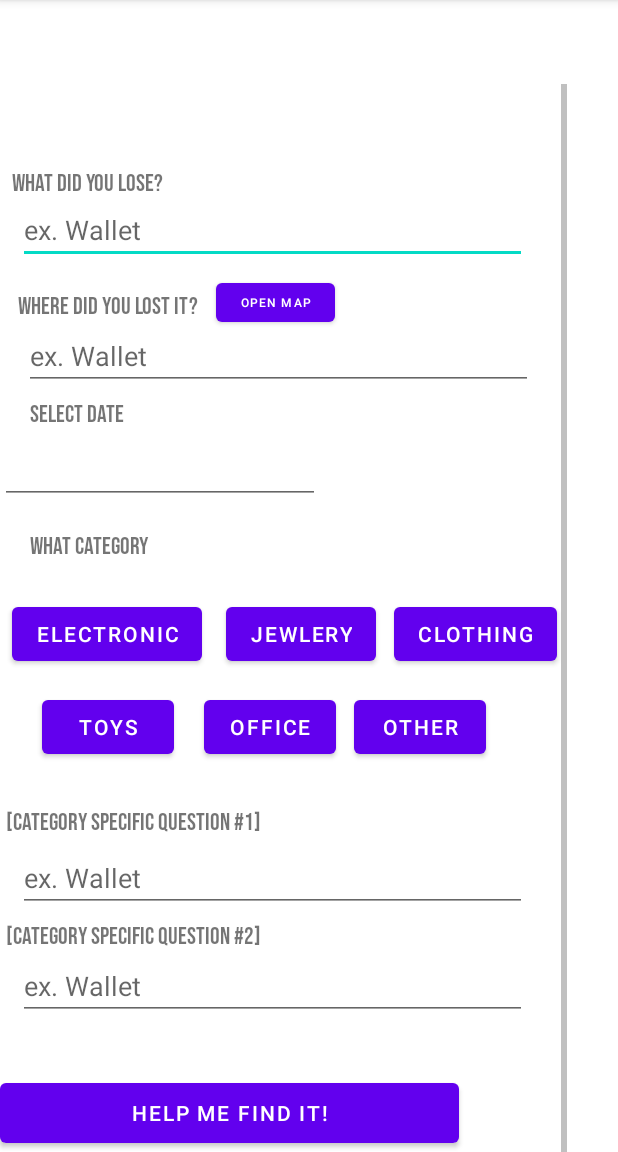
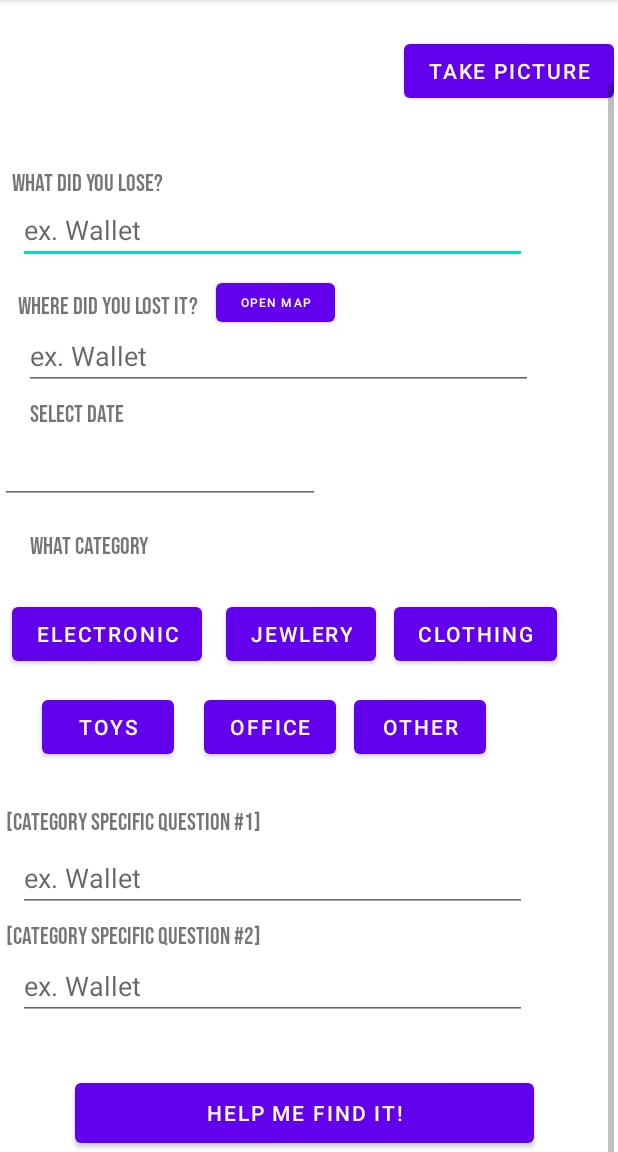
Before and after one commit to Carlos-Georgescu/Foundy, an Android app: the UploadLost screen opened directly, with no data from a screen before it, scrolled down 60 dp, on a phone screen of 412 x 824 dp, the part 84-1236 px from its top. Run offline under Robolectric (Android 15) with nearby library versions, the phone set to English and light mode, and no system bars; Roboto replaces fonts that are not available here.

Commit message:
when pressing open map button, a map shows up using the Google Maps API

```diff
--- a/app/src/main/java/com/example/foundy/uploadActivities/UploadLost.java
+++ b/app/src/main/java/com/example/foundy/uploadActivities/UploadLost.java
@@ -1,6 +1,8 @@
 package com.example.foundy.uploadActivities;
 
 import androidx.appcompat.app.AppCompatActivity;
+import androidx.fragment.app.FragmentManager;
+import androidx.fragment.app.FragmentTransaction;
 
 import android.app.DatePickerDialog;
 import android.content.Intent;
@@ -12,6 +14,7 @@ import android.widget.Button;
 import android.widget.DatePicker;
 import android.widget.EditText;
 
+import com.example.foundy.Fragments.MapsFragment;
 import com.example.foundy.MapActivity;
 import com.example.foundy.R;
 
@@ -61,7 +64,7 @@ public class UploadLost extends AppCompatActivity {
                 startActivity(i);
             }
         });
+    }
 
 
-    }
 }
--- a/app/src/main/res/layout/activity_map.xml
+++ b/app/src/main/res/layout/activity_map.xml
@@ -12,7 +12,7 @@
         xmlns:android="http://schemas.android.com/apk/res/android"
         xmlns:map="http://schemas.android.com/apk/res-auto"
         android:name="com.google.android.gms.maps.SupportMapFragment"
-        android:id="@+id/mapView2"
+        android:id="@+id/googleMapView"
         android:layout_width="341dp"
         android:layout_height="604dp"
         tools:layout_editor_absoluteX="35dp"
--- a/app/src/main/res/layout/activity_upload_lost.xml
+++ b/app/src/main/res/layout/activity_upload_lost.xml
@@ -1,12 +1,11 @@
 <?xml version="1.0" encoding="utf-8"?>
 
-<ScrollView android:layout_width="wrap_content"
+<ScrollView xmlns:app="http://schemas.android.com/apk/res-auto"
+    xmlns:tools="http://schemas.android.com/tools"
+    android:layout_width="wrap_content"
     xmlns:android="http://schemas.android.com/apk/res/android"
     android:layout_height="match_parent">
 <androidx.constraintlayout.widget.ConstraintLayout
-    xmlns:android="http://schemas.android.com/apk/res/android"
-    xmlns:app="http://schemas.android.com/apk/res-auto"
-    xmlns:tools="http://schemas.android.com/tools"
     android:layout_width="match_parent"
     android:layout_height="match_parent"
     tools:context=".uploadActivities.UploadLost">
@@ -23,7 +22,7 @@
 
     <ImageView
         android:id="@+id/imageView"
-        android:layout_width="378dp"
+        android:layout_width="269dp"
         android:layout_height="105dp"
         android:layout_marginTop="2dp"
         app:layout_constraintTop_toBottomOf="@+id/topText"
@@ -111,10 +110,11 @@
         android:id="@+id/button10"
         android:layout_width="306dp"
         android:layout_height="52dp"
+        android:layout_marginStart="50dp"
         android:layout_marginTop="36dp"
         android:text="Help me find it!"
-        app:layout_constraintTop_toBottomOf="@+id/editTextTextPersonName4"
-        tools:layout_editor_absoluteX="35dp" />
+        app:layout_constraintStart_toStartOf="parent"
+        app:layout_constraintTop_toBottomOf="@+id/editTextTextPersonName4" />
 
     <EditText
         android:id="@+id/editTextTextPersonName3"
@@ -237,5 +237,14 @@
         app:layout_constraintStart_toStartOf="@+id/textView4"
         app:layout_constraintTop_toBottomOf="@+id/textView4" />
 
+    <Button
+        android:id="@+id/takePictureButton"
+        android:layout_width="wrap_content"
+        android:layout_height="wrap_content"
+        android:layout_marginTop="20dp"
+        android:text="Take Picture"
+        app:layout_constraintStart_toEndOf="@+id/imageView"
+        app:layout_constraintTop_toBottomOf="@+id/topText" />
+
 </androidx.constraintlayout.widget.ConstraintLayout>
 </ScrollView>
```
Also changed, not shown: app/src/main/AndroidManifest.xml (+20 -3 lines), app/src/main/java/com/example/foundy/Fragments/MapsFragment.java (added, +58 -0 lines), app/src/main/java/com/example/foundy/MapActivity.java (+11 -32 lines), app/src/main/res/layout/fragment_maps.xml (added, +8 -0 lines).
